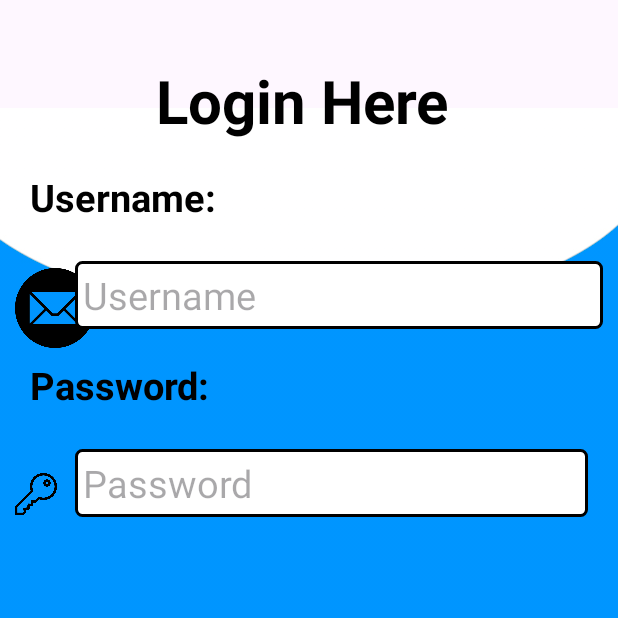
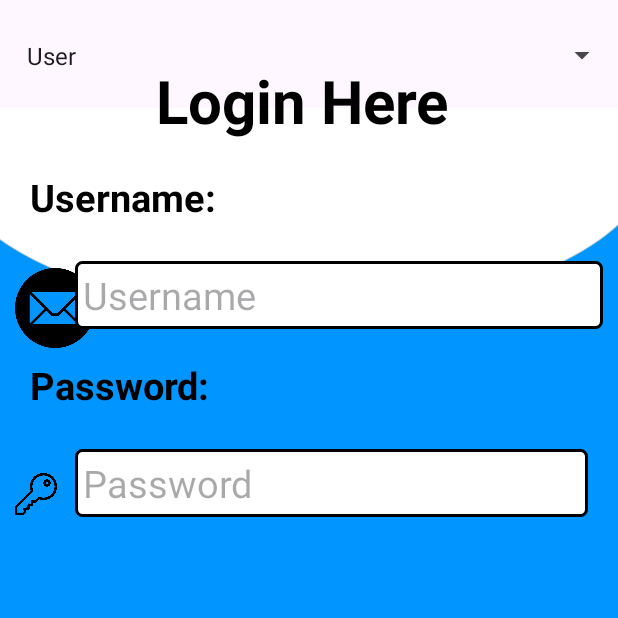
Before and after one commit to devghule/MySociety, an Android app: the screen it shows after launch (loginActivity), on a phone screen of 412 x 824 dp, the top half of it. Run offline under Robolectric (Android 15) with nearby library versions, the phone set to English and light mode, and no system bars; our stand-ins replace Firebase (no records; nobody signed in at launch, a user with empty details on screens opened directly).

Commit message:
Login changes , admin login page done with admin credentials and Dependencies

```diff
--- a/app/src/main/res/layout/activity_login.xml
+++ b/app/src/main/res/layout/activity_login.xml
@@ -160,4 +160,15 @@
         android:layout_marginRight="15dp"
         android:text="Google Sign-In" />
 
+    <Spinner
+        android:id="@+id/user_type_spinner"
+        android:layout_width="match_parent"
+        android:layout_height="wrap_content"
+        android:layout_marginTop="16dp"
+        android:entries="@array/user_type_options"
+        android:spinnerMode="dropdown"
+        android:padding="10dp"
+        />
+
+
 </RelativeLayout>
--- a/app/src/main/res/values/strings.xml
+++ b/app/src/main/res/values/strings.xml
@@ -7,7 +7,10 @@
     <string name="nav_header_subtitle">sakshisawantj@gmail.com</string>
     <string name="nav_header_desc">Navigation header</string>
     <string name="action_settings">Logout</string>
-
+    <string-array name="user_type_options">
+        <item>User</item>
+        <item>Admin</item>
+    </string-array>
     <string name="menu_home">Home</string>
     <string name="menu_Profile">Profile</string>
     <string name="menu_Complaints">Complaints</string>
--- a/build.gradle.kts
+++ b/build.gradle.kts
@@ -1,10 +1,13 @@
 buildscript {
     dependencies {
         classpath("com.google.gms:google-services:4.4.0")
+        classpath ("com.google.gms:google-services:4.3.15")
     }
 }
 // Top-level build file where you can add configuration options common to all sub-projects/modules.
 plugins {
     id("com.android.application") version "8.1.4" apply false
     id("com.google.gms.google-services") version "4.4.0" apply false
+    id("com.android.application")
+    id("com.google.gms.google-services")
 }
```
Also changed, not shown: 1 other file.
